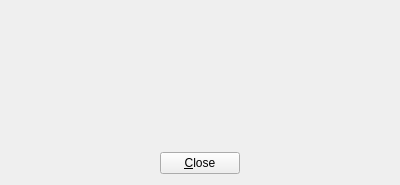
Old version of the form data/designer/about_dialog.ui in the repository tadek-project/tadek-ui.
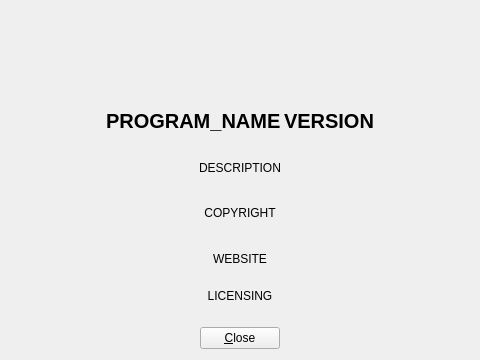
New version of the form. Icons and pictures are not drawn. Custom widgets are drawn as their Qt base class.

Commit message: Enriched the About dialog

```diff
--- a/data/designer/about_dialog.ui
+++ b/data/designer/about_dialog.ui
@@ -6,26 +6,35 @@
    <rect>
     <x>0</x>
     <y>0</y>
-    <width>400</width>
-    <height>185</height>
+    <width>480</width>
+    <height>360</height>
    </rect>
   </property>
   <property name="minimumSize">
    <size>
-    <width>400</width>
-    <height>185</height>
+    <width>480</width>
+    <height>360</height>
    </size>
   </property>
   <property name="maximumSize">
    <size>
-    <width>400</width>
-    <height>185</height>
+    <width>480</width>
+    <height>360</height>
    </size>
   </property>
+  <property name="font">
+   <font>
+    <weight>50</weight>
+    <bold>false</bold>
+   </font>
+  </property>
   <property name="windowTitle">
    <string>About TADEK</string>
   </property>
   <layout class="QVBoxLayout" name="verticalLayout_2">
+   <property name="spacing">
+    <number>3</number>
+   </property>
    <item>
     <layout class="QHBoxLayout" name="horizontalLayout">
      <item>
@@ -100,12 +109,190 @@
     </layout>
    </item>
    <item>
-    <widget class="QLabel" name="labelVersion">
+    <spacer name="verticalSpacer_5">
+     <property name="orientation">
+      <enum>Qt::Vertical</enum>
+     </property>
+     <property name="sizeType">
+      <enum>QSizePolicy::Fixed</enum>
+     </property>
+     <property name="sizeHint" stdset="0">
+      <size>
+       <width>20</width>
+       <height>8</height>
+      </size>
+     </property>
+    </spacer>
+   </item>
+   <item>
+    <layout class="QHBoxLayout" name="horizontalLayout_4">
+     <item>
+      <spacer name="horizontalSpacer_3">
+       <property name="orientation">
+        <enum>Qt::Horizontal</enum>
+       </property>
+       <property name="sizeHint" stdset="0">
+        <size>
+         <width>40</width>
+         <height>20</height>
+        </size>
+       </property>
+      </spacer>
+     </item>
+     <item>
+      <widget class="QLabel" name="labelName">
+       <property name="font">
+        <font>
+         <pointsize>15</pointsize>
+         <weight>75</weight>
+         <bold>true</bold>
+        </font>
+       </property>
+       <property name="text">
+        <string>PROGRAM_NAME</string>
+       </property>
+      </widget>
+     </item>
+     <item>
+      <widget class="QLabel" name="labelVersion">
+       <property name="font">
+        <font>
+         <pointsize>15</pointsize>
+         <weight>75</weight>
+         <bold>true</bold>
+        </font>
+       </property>
+       <property name="text">
+        <string>VERSION</string>
+       </property>
+       <property name="alignment">
+        <set>Qt::AlignCenter</set>
+       </property>
+      </widget>
+     </item>
+     <item>
+      <spacer name="horizontalSpacer_4">
+       <property name="orientation">
+        <enum>Qt::Horizontal</enum>
+       </property>
+       <property name="sizeHint" stdset="0">
+        <size>
+         <width>40</width>
+         <height>20</height>
+        </size>
+       </property>
+      </spacer>
+     </item>
+    </layout>
+   </item>
+   <item>
+    <spacer name="verticalSpacer_4">
+     <property name="orientation">
+      <enum>Qt::Vertical</enum>
+     </property>
+     <property name="sizeType">
+      <enum>QSizePolicy::Fixed</enum>
+     </property>
+     <property name="sizeHint" stdset="0">
+      <size>
+       <width>20</width>
+       <height>10</height>
+      </size>
+     </property>
+    </spacer>
+   </item>
+   <item>
+    <widget class="QLabel" name="labelDescription">
      <property name="text">
-      <string/>
+      <string>DESCRIPTION</string>
      </property>
      <property name="alignment">
       <set>Qt::AlignCenter</set>
+     </property>
+     <property name="wordWrap">
+      <bool>true</bool>
+     </property>
+    </widget>
+   </item>
+   <item>
+    <spacer name="verticalSpacer_3">
+     <property name="orientation">
+      <enum>Qt::Vertical</enum>
+     </property>
+     <property name="sizeType">
+      <enum>QSizePolicy::Fixed</enum>
+     </property>
+     <property name="sizeHint" stdset="0">
+      <size>
+       <width>20</width>
+       <height>8</height>
+      </size>
+     </property>
+    </spacer>
+   </item>
+   <item>
+    <widget class="QLabel" name="labelCopyright">
+     <property name="font">
+      <font>
+       <pointsize>9</pointsize>
+      </font>
+     </property>
+     <property name="text">
+      <string>COPYRIGHT</string>
+     </property>
+     <property name="textFormat">
+      <enum>Qt::RichText</enum>
+     </property>
+     <property name="alignment">
+      <set>Qt::AlignCenter</set>
+     </property>
+    </widget>
+   </item>
+   <item>
+    <spacer name="verticalSpacer_2">
+     <property name="orientation">
+      <enum>Qt::Vertical</enum>
+     </property>
+     <property name="sizeType">
+      <enum>QSizePolicy::Fixed</enum>
+     </property>
+     <property name="sizeHint" stdset="0">
+      <size>
+       <width>20</width>
+       <height>8</height>
+      </size>
+     </property>
+    </spacer>
+   </item>
+   <item>
+    <widget class="QLabel" name="labelWebsite">
+     <property name="text">
+      <string>WEBSITE</string>
+     </property>
+     <property name="textFormat">
+      <enum>Qt::RichText</enum>
+     </property>
+     <property name="alignment">
+      <set>Qt::AlignCenter</set>
+     </property>
+     <property name="openExternalLinks">
+      <bool>true</bool>
+     </property>
+    </widget>
+   </item>
+   <item>
+    <widget class="QLabel" name="labelLicensing">
+     <property name="text">
+      <string>LICENSING</string>
+     </property>
+     <property name="textFormat">
+      <enum>Qt::RichText</enum>
+     </property>
+     <property name="alignment">
+      <set>Qt::AlignCenter</set>
+     </property>
+     <property name="openExternalLinks">
+      <bool>true</bool>
      </property>
     </widget>
    </item>
@@ -120,7 +307,7 @@
      <property name="sizeHint" stdset="0">
       <size>
        <width>20</width>
-       <height>20</height>
+       <height>10</height>
       </size>
      </property>
     </spacer>
```
Left out of the diff: 36 changed lines with no effect on the pictures. The commit also changes 1 other file.
